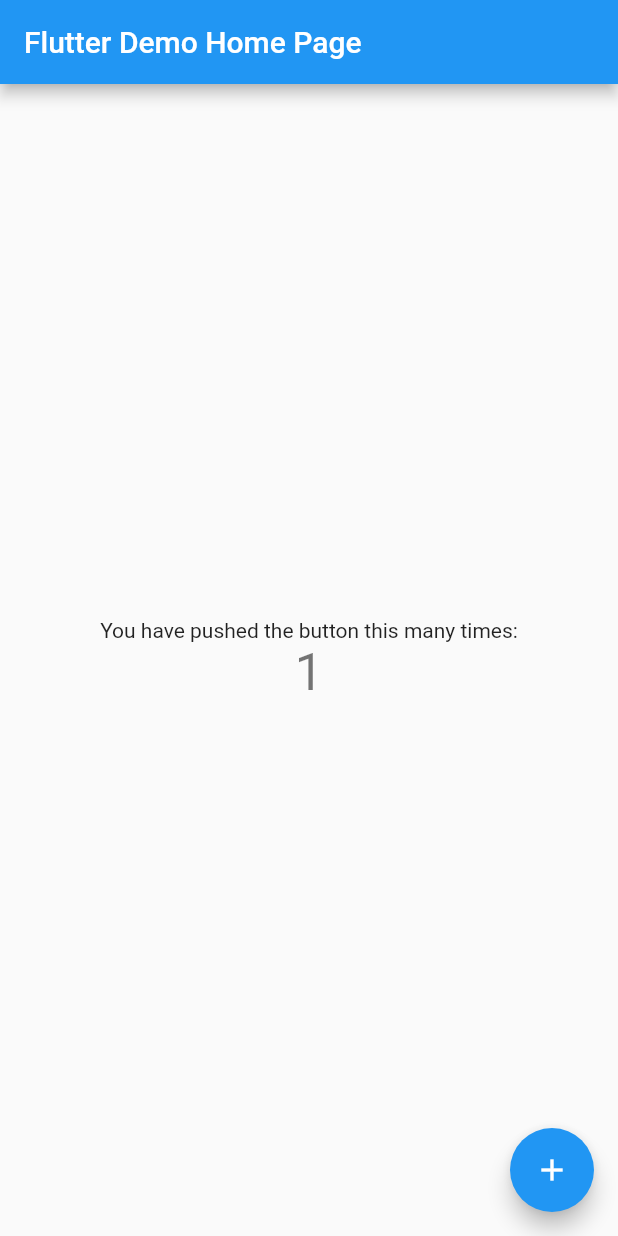
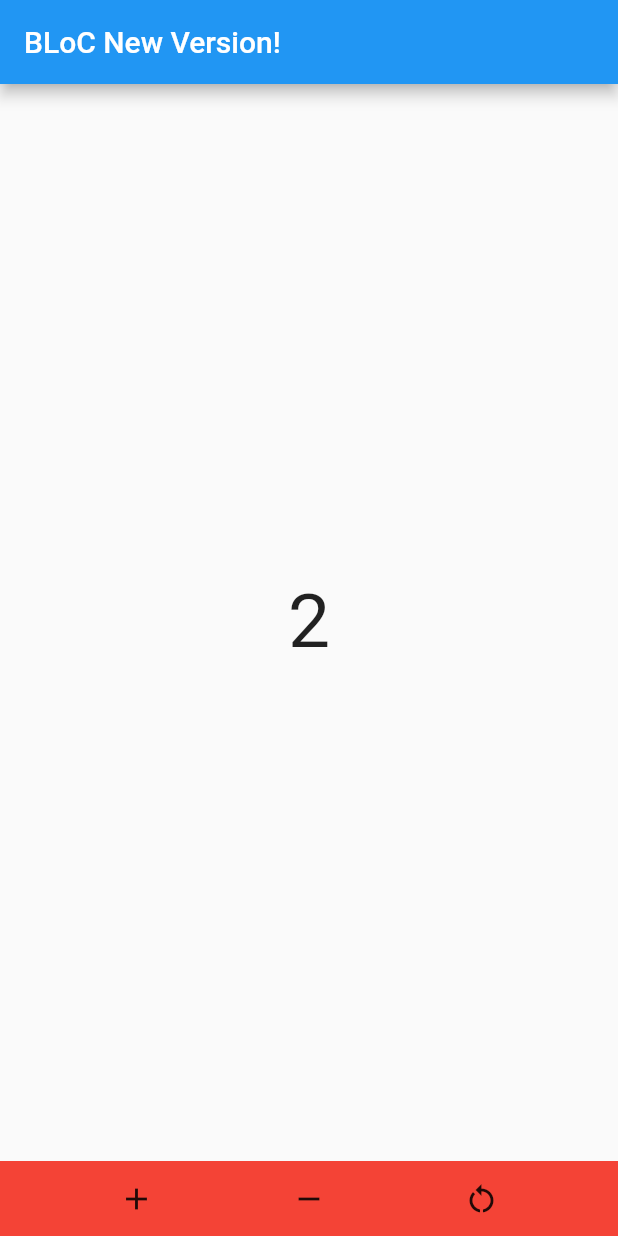
Before and after one commit to AbhishekDoshi26/bloc_new_version_example, a Flutter app: the screen it shows after launch, after a tap on the "add" icon, on a phone screen of 412 x 824 dp. Run offline on Flutter 3.47's test engine with Material 2 defaults, Android fonts, the phone set to English and light mode, and no system bars; our stand-ins replace bloc, flutter_bloc; missing offline and left inert: dart:html.

Commit message:
added bloc

```diff
--- /dev/null
+++ b/lib/bloc/counter_bloc.dart
@@ -0,0 +1,18 @@
+import 'dart:async';
+import 'dart:html';
+
+import 'package:bloc/bloc.dart';
+import 'package:meta/meta.dart';
+
+part 'counter_event.dart';
+part 'counter_state.dart';
+
+class CounterBloc extends Bloc<CounterEvent, CounterState> {
+  CounterBloc() : super(CounterDataState(counter: 0)) {
+    on<InitialCounterEvent>((event, emit) => emit(CounterDataState(counter: 0)));
+    on<IncrementCounterEvent>((event, emit) => emit(CounterDataState(counter: event.counter + 1)));
+    on<DecrementCounterEvent>(
+        (event, emit) => emit(CounterDataState(counter: (event.counter - 1).toUnsigned(event.counter.bitLength))));
+    on<ResetCounterEvent>((event, emit) => emit(CounterDataState(counter: 0)));
+  }
+}
--- /dev/null
+++ b/lib/bloc/counter_event.dart
@@ -0,0 +1,20 @@
+part of 'counter_bloc.dart';
+
+@immutable
+abstract class CounterEvent {}
+
+class InitialCounterEvent extends CounterEvent {}
+
+class IncrementCounterEvent extends CounterEvent {
+  final int counter;
+  IncrementCounterEvent({required this.counter});
+}
+
+class DecrementCounterEvent extends CounterEvent {
+  final int counter;
+  DecrementCounterEvent({required this.counter});
+}
+
+class ResetCounterEvent extends CounterEvent {
+  ResetCounterEvent();
+}
--- /dev/null
+++ b/lib/bloc/counter_state.dart
@@ -0,0 +1,9 @@
+part of 'counter_bloc.dart';
+
+@immutable
+abstract class CounterState {}
+
+class CounterDataState extends CounterState {
+  final int counter;
+  CounterDataState({required this.counter});
+}
--- /dev/null
+++ b/lib/home.dart
@@ -0,0 +1,63 @@
+import 'package:bloc_new_version_example/bloc/counter_bloc.dart';
+import 'package:flutter/material.dart';
+import 'package:flutter_bloc/flutter_bloc.dart';
+
+class Home extends StatefulWidget {
+  const Home({Key? key}) : super(key: key);
+
+  @override
+  _HomeState createState() => _HomeState();
+}
+
+class _HomeState extends State<Home> {
+  @override
+  void initState() {
+    super.initState();
+    context.read<CounterBloc>().add(InitialCounterEvent());
+  }
+
+  @override
+  Widget build(BuildContext context) {
+    return BlocBuilder<CounterBloc, CounterState>(
+      builder: (context, state) {
+        if (state is CounterDataState)
+          return Scaffold(
+            appBar: AppBar(
+              title: Text('BLoC New Version!'),
+            ),
+            bottomNavigationBar: Container(
+              color: Colors.red,
+              height: 50.0,
+              child: Row(
+                mainAxisAlignment: MainAxisAlignment.spaceEvenly,
+                children: [
+                  IconButton(
+                    onPressed: () => context.read<CounterBloc>().add(IncrementCounterEvent(counter: state.counter)),
+                    icon: Icon(Icons.add),
+                    splashRadius: 0.1,
+                  ),
+                  IconButton(
+                    onPressed: () => context.read<CounterBloc>().add(DecrementCounterEvent(counter: state.counter)),
+                    icon: Icon(Icons.remove),
+                    splashRadius: 0.1,
+                  ),
+                  IconButton(
+                    onPressed: () => context.read<CounterBloc>().add(ResetCounterEvent()),
+                    icon: Icon(Icons.restart_alt),
+                    splashRadius: 0.1,
+                  ),
+                ],
+              ),
+            ),
+            body: Center(
+              child: Text(
+                state.counter.toString(),
+                style: TextStyle(fontSize: 50.0),
+              ),
+            ),
+          );
+        return Container();
+      },
+    );
+  }
+}
--- a/lib/main.dart
+++ b/lib/main.dart
@@ -1,113 +1,20 @@
+import 'package:bloc_new_version_example/bloc/counter_bloc.dart';
+import 'package:bloc_new_version_example/home.dart';
 import 'package:flutter/material.dart';
+import 'package:flutter_bloc/flutter_bloc.dart';
 
-void main() {
-  runApp(MyApp());
-}
+void main() => runApp(MyApp());
 
 class MyApp extends StatelessWidget {
-  // This widget is the root of your application.
   @override
   Widget build(BuildContext context) {
-    return MaterialApp(
-      title: 'Flutter Demo',
-      theme: ThemeData(
-        // This is the theme of your application.
-        //
-        // Try running your application with "flutter run". You'll see the
-        // application has a blue toolbar. Then, without quitting the app, try
-        // changing the primarySwatch below to Colors.green and then invoke
-        // "hot reload" (press "r" in the console where you ran "flutter run",
-        // or simply save your changes to "hot reload" in a Flutter IDE).
-        // Notice that the counter didn't reset back to zero; the application
-        // is not restarted.
-        primarySwatch: Colors.blue,
+    return BlocProvider(
+      create: (context) => CounterBloc(),
+      child: MaterialApp(
+        title: 'BLoC New Version Example!',
+        debugShowCheckedModeBanner: false,
+        home: Home(),
       ),
-      home: MyHomePage(title: 'Flutter Demo Home Page'),
     );
   }
 }
-
-class MyHomePage extends StatefulWidget {
-  MyHomePage({Key? key, required this.title}) : super(key: key);
-
-  // This widget is the home page of your application. It is stateful, meaning
-  // that it has a State object (defined below) that contains fields that affect
-  // how it looks.
-
-  // This class is the configuration for the state. It holds the values (in this
-  // case the title) provided by the parent (in this case the App widget) and
-  // used by the build method of the State. Fields in a Widget subclass are
-  // always marked "final".
-
-  final String title;
-
-  @override
-  _MyHomePageState createState() => _MyHomePageState();
-}
-
-class _MyHomePageState extends State<MyHomePage> {
-  int _counter = 0;
-
-  void _incrementCounter() {
-    setState(() {
-      // This call to setState tells the Flutter framework that something has
-      // changed in this State, which causes it to rerun the build method below
-      // so that the display can reflect the updated values. If we changed
-      // _counter without calling setState(), then the build method would not be
-      // called again, and so nothing would appear to happen.
-      _counter++;
-    });
-  }
-
-  @override
-  Widget build(BuildContext context) {
-    // This method is rerun every time setState is called, for instance as done
-    // by the _incrementCounter method above.
-    //
-    // The Flutter framework has been optimized to make rerunning build methods
-    // fast, so that you can just rebuild anything that needs updating rather
-    // than having to individually change instances of widgets.
-    return Scaffold(
-      appBar: AppBar(
-        // Here we take the value from the MyHomePage object that was created by
-        // the App.build method, and use it to set our appbar title.
-        title: Text(widget.title),
-      ),
-      body: Center(
-        // Center is a layout widget. It takes a single child and positions it
-        // in the middle of the parent.
-        child: Column(
-          // Column is also a layout widget. It takes a list of children and
-          // arranges them vertically. By default, it sizes itself to fit its
-          // children horizontally, and tries to be as tall as its parent.
-          //
-          // Invoke "debug painting" (press "p" in the console, choose the
-          // "Toggle Debug Paint" action from the Flutter Inspector in Android
-          // Studio, or the "Toggle Debug Paint" command in Visual Studio Code)
-          // to see the wireframe for each widget.
-          //
-          // Column has various properties to control how it sizes itself and
-          // how it positions its children. Here we use mainAxisAlignment to
-          // center the children vertically; the main axis here is the vertical
-          // axis because Columns are vertical (the cross axis would be
-          // horizontal).
-          mainAxisAlignment: MainAxisAlignment.center,
-          children: <Widget>[
-            Text(
-              'You have pushed the button this many times:',
-            ),
-            Text(
-              '$_counter',
-              style: Theme.of(context).textTheme.headline4,
-            ),
-          ],
-        ),
-      ),
-      floatingActionButton: FloatingActionButton(
-        onPressed: _incrementCounter,
-        tooltip: 'Increment',
-        child: Icon(Icons.add),
-      ), // This trailing comma makes auto-formatting nicer for build methods.
-    );
-  }
-}
```
Also changed, not shown: pubspec.yaml (+4 -12 lines), pubspec.lock.
